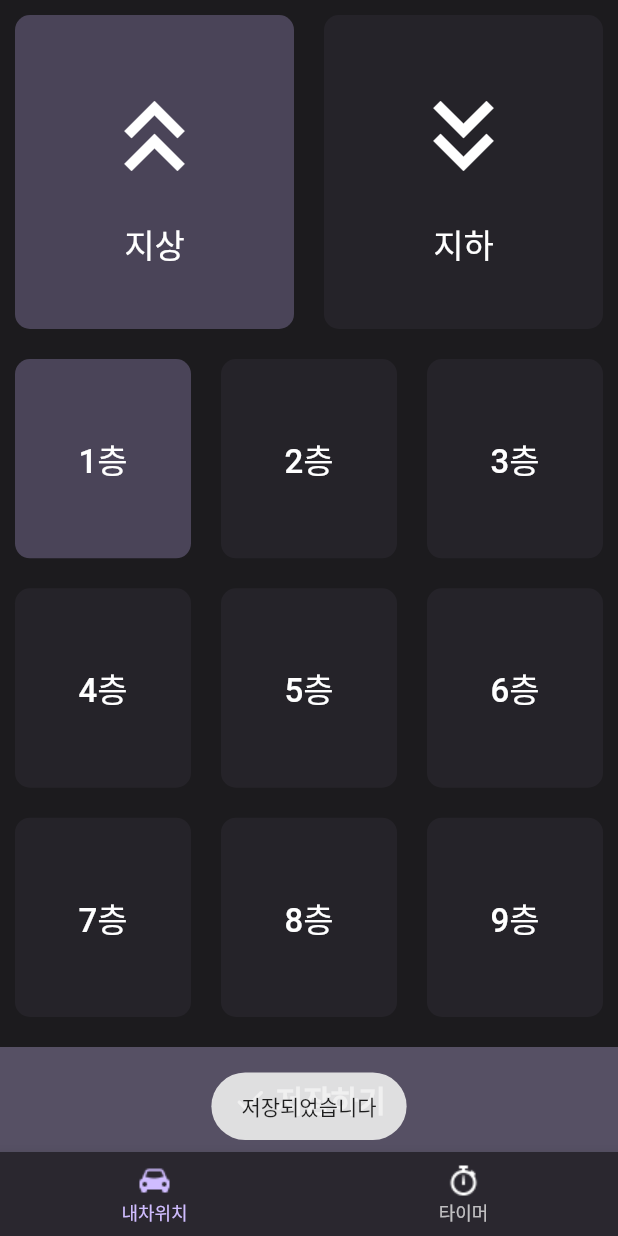
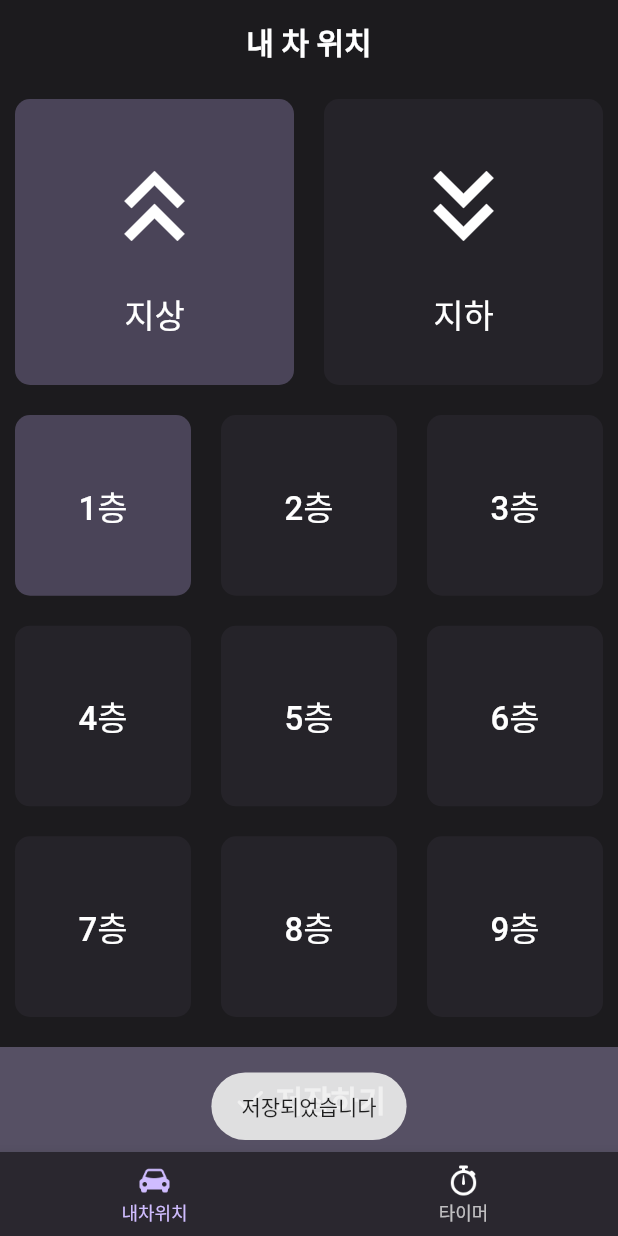
Before and after one commit to HyojunK/where_is_my_car, a Flutter app: the screen it shows after launch, after a tap on "저장하기", on a phone screen of 412 x 824 dp. Run offline on Flutter 3.47's test engine with Material 2 defaults, Android fonts, the phone set to English and light mode, and no system bars; our stand-ins replace equatable, fluttertoast, shared_preferences; Roboto replaces fonts that are missing (Pretendard).

Commit message:
Feat : 타이머 기능 추가

```diff
--- a/lib/constants.dart
+++ b/lib/constants.dart
@@ -1,6 +1,6 @@
 import 'package:flutter/material.dart';
 
-const Color baseColor = Color(0xFF1C1B1E);
+const Color kBaseColor = Color(0xFF1C1B1E);
 
 const double kSaveButtonHeight = 70.0;
 const Color kSaveButtonColor = Color(0xFF565064);
@@ -24,3 +24,6 @@ const kGetDataErrorMessage = '데이터를 가져오는 중 오류가 발생하
 
 const kBottomNavBackgroundColor = Color(0xFF2A272F);
 const kBottomNavSelectedItemColor = Color(0xFFCFBCFF);
+
+const kTimerNumberTextStyle = TextStyle(fontSize: 60.0);
+const kTimerTextStyle = TextStyle(fontSize: 24.0);
--- a/lib/main.dart
+++ b/lib/main.dart
@@ -1,6 +1,7 @@
 import 'package:flutter/material.dart';
 import 'package:where_is_my_car/pages/main_page.dart';
 import 'package:where_is_my_car/providers/providers.dart';
+import 'package:where_is_my_car/providers/timer/timer_provider.dart';
 import 'constants.dart';
 import 'package:flutter/services.dart';
 import 'package:provider/provider.dart';
@@ -25,13 +26,16 @@ class MyApp extends StatelessWidget {
         ChangeNotifierProvider<BottomNavigationProvider>(
           create: (context) => BottomNavigationProvider(),
         ),
+        ChangeNotifierProvider<TimerProvider>(
+          create: (context) => TimerProvider(),
+        ),
       ],
       child: MaterialApp(
         debugShowCheckedModeBanner: false,
         theme: ThemeData.dark().copyWith(
-          scaffoldBackgroundColor: baseColor,
+          scaffoldBackgroundColor: kBaseColor,
           appBarTheme: const AppBarTheme(
-            color: baseColor,
+            color: kBaseColor,
             elevation: 0,
           ),
           textTheme: ThemeData.dark().textTheme.apply(fontFamily: 'Pretendard'),
--- a/lib/pages/floor_page.dart
+++ b/lib/pages/floor_page.dart
@@ -4,6 +4,7 @@ import 'package:where_is_my_car/providers/floor/floor_provider.dart';
 import 'package:where_is_my_car/widgets/floor_buttons.dart';
 import 'package:where_is_my_car/widgets/floor_type_buttons.dart';
 import 'package:where_is_my_car/widgets/save_button.dart';
+import 'package:where_is_my_car/constants.dart';
 
 class FloorPage extends StatefulWidget {
   const FloorPage({super.key});
@@ -21,15 +22,15 @@ class _FloorPageState extends State<FloorPage> {
 
   @override
   Widget build(BuildContext context) {
-    return const Scaffold(
-      // appBar: AppBar(
-      //   title: const Text(
-      //     '내 차 위치',
-      //     style: kSaveButtonTextStyle,
-      //   ),
-      //   centerTitle: true,
-      // ),
-      body: Column(
+    return Scaffold(
+      appBar: AppBar(
+        title: const Text(
+          '내 차 위치',
+          style: kSaveButtonTextStyle,
+        ),
+        centerTitle: true,
+      ),
+      body: const Column(
         children: [
           FloorTypeButtons(),
           FloorButtons(),
--- a/lib/pages/main_page.dart
+++ b/lib/pages/main_page.dart
@@ -4,6 +4,8 @@ import 'package:where_is_my_car/pages/floor_page.dart';
 import 'package:where_is_my_car/pages/timer_page.dart';
 import 'package:where_is_my_car/providers/bottom_navigation/bottom_navigation_provider.dart';
 import 'package:where_is_my_car/constants.dart';
+import 'package:where_is_my_car/providers/timer/timer_provider.dart';
+import 'package:where_is_my_car/widgets/bottom_navigation_content.dart';
 
 class MainPage extends StatefulWidget {
   const MainPage({super.key});
@@ -13,6 +15,13 @@ class MainPage extends StatefulWidget {
 }
 
 class _MainPageState extends State<MainPage> {
+  @override
+  void initState() {
+    // 타이머 시작
+    context.read<TimerProvider>().initTimer();
+    super.initState();
+  }
+
   final List<Widget> _widgetList = <Widget>[
     const FloorPage(),
     const TimerPage(),
@@ -28,24 +37,18 @@ class _MainPageState extends State<MainPage> {
           backgroundColor: kBottomNavBackgroundColor,
           selectedItemColor: kBottomNavSelectedItemColor,
           selectedFontSize: 12.0,
-          items: [
+          items: const [
             BottomNavigationBarItem(
-              icon: Image.asset(
-                'assets/icons/car_icon.png',
-                color:
-                    context.watch<BottomNavigationProvider>().state.index == 0
-                        ? kBottomNavSelectedItemColor
-                        : Colors.white,
+              icon: BottomNavigationIcon(
+                index: 0,
+                iconImgPath: 'assets/icons/car_icon@2x.png',
               ),
               label: '내차위치',
             ),
             BottomNavigationBarItem(
-              icon: Image.asset(
-                'assets/icons/timer_icon.png',
-                color:
-                    context.watch<BottomNavigationProvider>().state.index == 1
-                        ? kBottomNavSelectedItemColor
-                        : Colors.white,
+              icon: BottomNavigationIcon(
+                index: 1,
+                iconImgPath: 'assets/icons/timer_icon@2x.png',
               ),
               label: '타이머',
             ),
--- /dev/null
+++ b/lib/providers/timer/timer_provider.dart
@@ -0,0 +1,90 @@
+import 'dart:async';
+
+import 'package:flutter/material.dart';
+import 'package:shared_preferences/shared_preferences.dart';
+import 'package:where_is_my_car/providers/timer/timer_state.dart';
+
+class TimerProvider with ChangeNotifier {
+  SharedPreferences? prefs;
+  late Timer _timer;
+  TimerState _state = TimerState.initial();
+  TimerState get state => _state;
+
+  void initTimer() async {
+    prefs = await SharedPreferences.getInstance();
+    final int? regTime = prefs!.getInt('regTime');
+    if (regTime != null) {
+      int currentTime = DateTime.now().millisecondsSinceEpoch ~/ 1000;
+      int seconds = currentTime - regTime;
+      int minutes = (seconds / 60).floor();
+      int hours = (minutes / 60).floor();
+      int days = (hours / 24).floor();
+
+      hours %= 24;
+      minutes %= 60;
+      seconds %= 60;
+
+      _state = _state.copyWith(
+        seconds: seconds,
+        minutes: minutes,
+        hours: hours,
+        days: days,
+      );
+      notifyListeners();
+    }
+    startTimer();
+  }
+
+  void startTimer() {
+    bool timerUpdated = false;
+    int tempSecond = _state.seconds;
+    int tempMinute = _state.minutes;
+    int tempHour = _state.hours;
+    int tempDay = _state.days;
+
+    _timer = Timer.periodic(const Duration(milliseconds: 1000), (timer) {
+      tempSecond++;
+      if (tempSecond == 60) {
+        tempSecond = 0;
+        tempMinute++;
+        timerUpdated = true;
+      }
+      if (tempMinute == 60) {
+        tempMinute = 0;
+        tempHour++;
+      }
+      if (tempHour == 24) {
+        tempHour = 0;
+        tempDay++;
+      }
+      if (timerUpdated) {
+        _state = _state.copyWith(
+          days: tempDay,
+          hours: tempHour,
+          minutes: tempMinute,
+          seconds: tempSecond,
+        );
+        notifyListeners();
+        timerUpdated = false;
+      }
+    });
+  }
+
+  void resetTimer() {
+    _timer.cancel();
+    _state = _state.copyWith(
+      days: 0,
+      hours: 0,
+      minutes: 0,
+      seconds: 0,
+    );
+    prefs!.setInt('regTime', DateTime.now().millisecondsSinceEpoch ~/ 1000);
+    startTimer();
+    notifyListeners();
+  }
+
+  void stopTimer() {
+    _timer.cancel();
+    notifyListeners();
+  }
+}
--- /dev/null
+++ b/lib/providers/timer/timer_state.dart
@@ -0,0 +1,42 @@
+// ignore_for_file: public_member_api_docs, sort_constructors_first
+import 'package:equatable/equatable.dart';
+
+class TimerState extends Equatable {
+  final int seconds;
+  final int minutes;
+  final int hours;
+  final int days;
+  const TimerState({
+    required this.seconds,
+    required this.minutes,
+    required this.hours,
+    required this.days,
+  });
+
+  factory TimerState.initial() => const TimerState(
+        seconds: 0,
+        minutes: 0,
+        hours: 0,
+        days: 0,
+      );
+
+  @override
+  List<Object> get props => [seconds, minutes, hours, days];
+
+  @override
+  bool get stringify => true;
+
+  TimerState copyWith({
+    int? seconds,
+    int? minutes,
+    int? hours,
+    int? days,
+  }) {
+    return TimerState(
+      seconds: seconds ?? this.seconds,
+      minutes: minutes ?? this.minutes,
+      hours: hours ?? this.hours,
+      days: days ?? this.days,
+    );
+  }
+}
--- /dev/null
+++ b/lib/widgets/bottom_navigation_content.dart
@@ -0,0 +1,26 @@
+import 'package:flutter/material.dart';
+import 'package:where_is_my_car/constants.dart';
+import 'package:provider/provider.dart';
+import 'package:where_is_my_car/providers/bottom_navigation/bottom_navigation_provider.dart';
+
+class BottomNavigationIcon extends StatelessWidget {
+  final int index;
+  final String iconImgPath;
+  const BottomNavigationIcon({
+    super.key,
+    required this.index,
+    required this.iconImgPath,
+  });
+
+  @override
+  Widget build(BuildContext context) {
+    return Image.asset(
+      iconImgPath,
+      width: 24.0,
+      height: 24.0,
+      color: context.watch<BottomNavigationProvider>().state.index == index
+          ? kBottomNavSelectedItemColor
+          : Colors.white,
+    );
+  }
+}
--- a/lib/widgets/save_button.dart
+++ b/lib/widgets/save_button.dart
@@ -2,6 +2,7 @@ import 'package:flutter/material.dart';
 import 'package:provider/provider.dart';
 import 'package:where_is_my_car/constants.dart';
 import 'package:where_is_my_car/providers/floor/floor_provider.dart';
+import 'package:where_is_my_car/providers/timer/timer_provider.dart';
 
 class SaveButton extends StatelessWidget {
   const SaveButton({
@@ -12,7 +13,10 @@ class SaveButton extends StatelessWidget {
     return Material(
       color: kSaveButtonColor,
       child: InkWell(
-        onTap: () => context.read<FloorProvider>().setFloorData(),
+        onTap: () {
+          context.read<FloorProvider>().setFloorData();
+          context.read<TimerProvider>().resetTimer();
+        },
         child: const SizedBox(
           height: kSaveButtonHeight,
           child: Row(
--- a/pubspec.yaml
+++ b/pubspec.yaml
@@ -4,7 +4,7 @@ description: Application that stores where the car is parked
 # pub.dev using `flutter pub publish`. This is preferred for private packages.
 publish_to: "none" # Remove this line if you wish to publish to pub.dev
 
-version: 1.0.0+1
+version: 1.1.0+2
 
 environment:
   sdk: ">=3.0.0-378.0.dev <4.0.0"
```
Also changed, not shown: lib/pages/timer_page.dart (+90 -2 lines), lib/utils/reset_dialog.dart (added, +76 -0 lines), assets/icons/car_icon@2x.png (added), assets/icons/refresh_icon@2x.png (added), assets/icons/timer_icon@2x.png (added), 1 other file.
